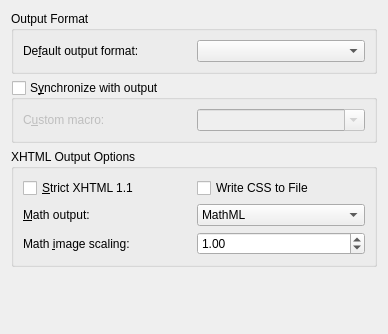
Old version of the form src/frontends/qt4/ui/OutputUi.ui in the repository cburschka/lyx.
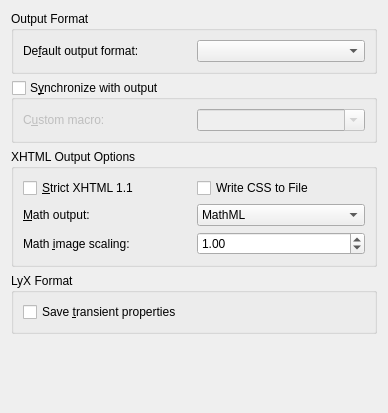
New version of the form.

Commit message:
UI for save_transient_properties
Add a new checkbox "Save transient properties" to the "Output" panel in the
document properties dialog (now renamed as "Format").

This provides the front-end for the change at 5c2d04999.

Patch:
```diff
--- a/src/frontends/qt4/ui/OutputUi.ui
+++ b/src/frontends/qt4/ui/OutputUi.ui
@@ -7,7 +7,7 @@
     <x>0</x>
     <y>0</y>
     <width>388</width>
-    <height>334</height>
+    <height>413</height>
    </rect>
   </property>
   <property name="windowTitle">
@@ -62,6 +62,31 @@
      </layout>
     </widget>
    </item>
+   <item row="4" column="0">
+    <widget class="QGroupBox" name="savingGB">
+     <property name="title">
+      <string>LyX Format</string>
+     </property>
+     <property name="flat">
+      <bool>true</bool>
+     </property>
+     <property name="checkable">
+      <bool>false</bool>
+     </property>
+     <layout class="QVBoxLayout" name="verticalLayout">
+      <item>
+       <widget class="QCheckBox" name="saveTransientPropertiesCB">
+        <property name="toolTip">
+         <string>Save all parameters in the LyX file, including ones that are frequently switched or that are specific to the user (such as the output of the tracked changes, or the document directory path). Disabling this option plays nicer in collaborative settings and with version control systems.</string>
+        </property>
+        <property name="text">
+         <string>Save &amp;transient properties</string>
+        </property>
+       </widget>
+      </item>
+     </layout>
+    </widget>
+   </item>
    <item row="1" column="0">
     <widget class="QGroupBox" name="outputsyncCB">
      <property name="toolTip">
@@ -226,7 +251,7 @@
      </layout>
     </widget>
    </item>
-   <item row="3" column="0">
+   <item row="5" column="0">
     <spacer name="verticalSpacer">
      <property name="orientation">
       <enum>Qt::Vertical</enum>
```
Left out of the diff: 22 changed lines with no effect on the pictures. The commit also changes 1 other file.
